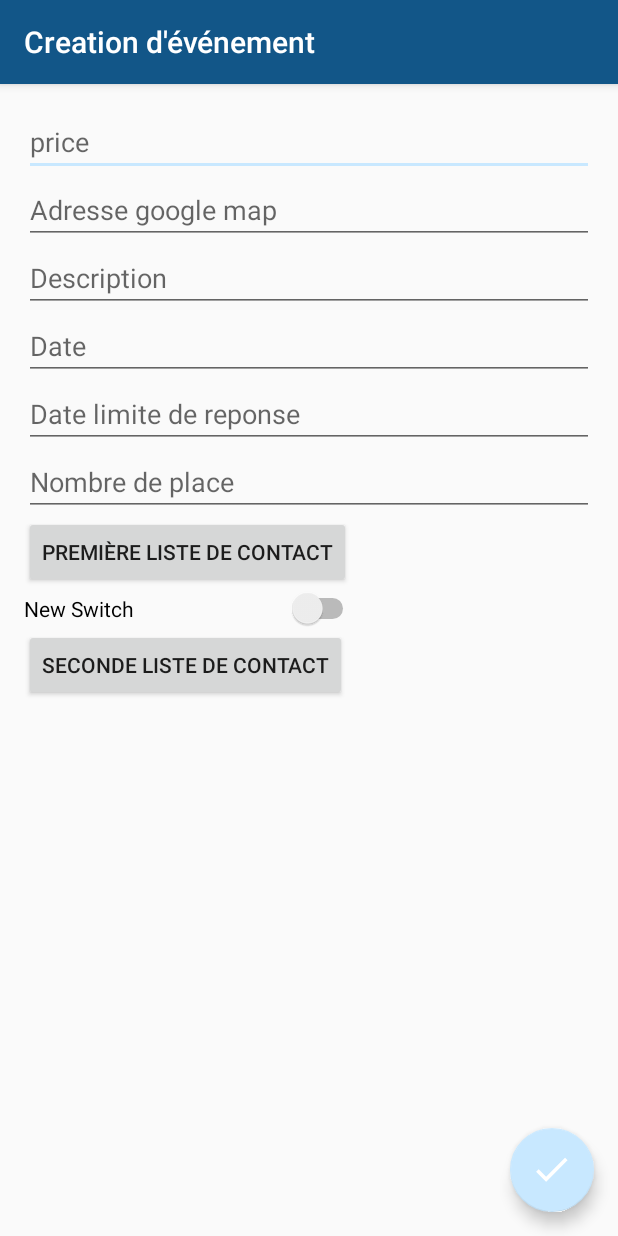
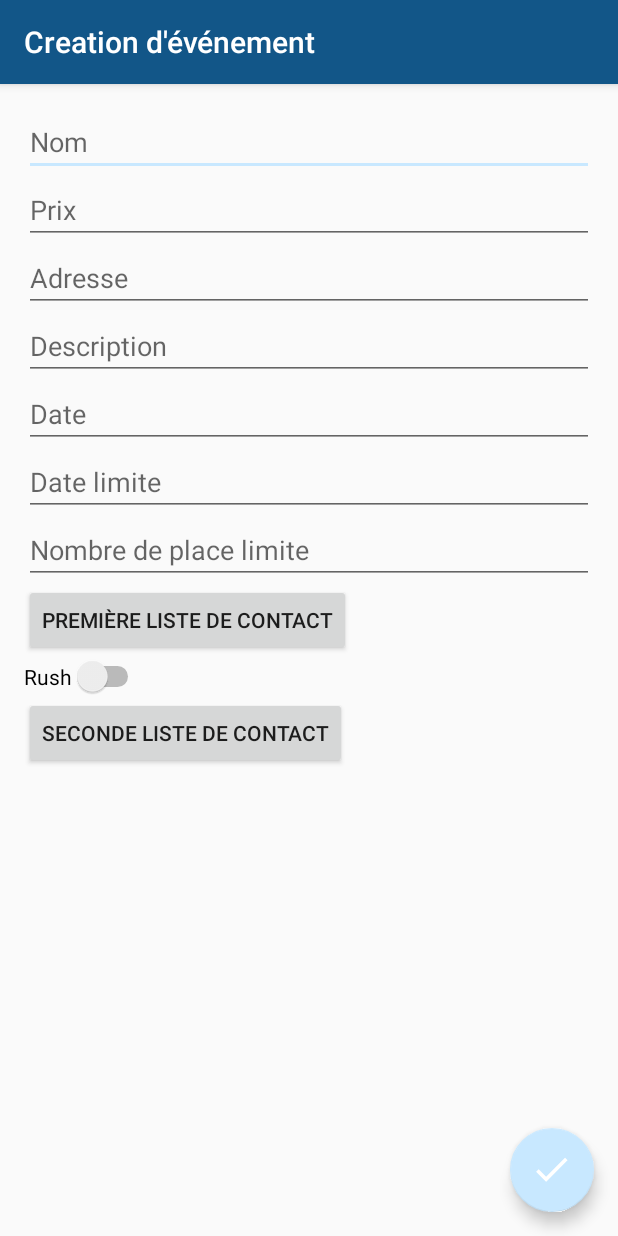
Before and after one commit to AlexandreCourand/UOK_Android, an Android app: the CreateEvent screen opened directly, with no data from a screen before it, on a phone screen of 412 x 824 dp. Run offline under Robolectric (Android 15) with nearby library versions, the phone set to English and light mode, and no system bars; network calls fail.

Commit message:
Possible ajout de date avec heure

```diff
--- a/UOK/app/src/main/java/com/example/fevrec/uok/CreateEvent.java
+++ b/UOK/app/src/main/java/com/example/fevrec/uok/CreateEvent.java
@@ -1,5 +1,7 @@
 package com.example.fevrec.uok;
 
+import android.app.DatePickerDialog;
+import android.app.TimePickerDialog;
 import android.content.Context;
 import android.content.Intent;
 import android.os.Bundle;
@@ -17,12 +19,28 @@ import android.view.ViewGroup;
 import android.widget.Button;
 import android.widget.CheckBox;
 import android.widget.CompoundButton;
+import android.widget.DatePicker;
+import android.widget.EditText;
 import android.widget.ListView;
 import android.widget.TextView;
+import android.widget.TimePicker;
 
 import com.example.fevrec.uok.tools.ContactPickerMulti;
 
+import java.text.SimpleDateFormat;
+import java.util.Calendar;
+import java.util.Locale;
+
 public class CreateEvent extends AppCompatActivity {
+
+    private Calendar myCalendar;
+    private EditText name;
+    private EditText description;
+    private EditText price;
+    private EditText address;
+    private EditText dateEvent;
+    private EditText dateLimite;
+
 
     @Override
     protected void onCreate(Bundle savedInstanceState) {
@@ -35,14 +53,106 @@ public class CreateEvent extends AppCompatActivity {
         fab.setOnClickListener(new View.OnClickListener() {
             @Override
             public void onClick(View view) {
-                Snackbar.make(view, "Replace with your own action", Snackbar.LENGTH_LONG)
+                Snackbar.make(view, "Mettre requete ici", Snackbar.LENGTH_LONG)
                         .setAction("Action", null).show();
+            }
+        });
+
+        myCalendar = Calendar.getInstance();
+
+        final DatePickerDialog.OnDateSetListener dateEventPopUp = new DatePickerDialog.OnDateSetListener() {
+
+            @Override
+            public void onDateSet(DatePicker view, int year, int monthOfYear,
+                                  int dayOfMonth) {
+                myCalendar.set(Calendar.YEAR, year);
+                myCalendar.set(Calendar.MONTH, monthOfYear);
+                myCalendar.set(Calendar.DAY_OF_MONTH, dayOfMonth);
+                updateLabelDateEvent();
+            }
+
+        };
+
+        final DatePickerDialog.OnDateSetListener dateEventLimit = new DatePickerDialog.OnDateSetListener() {
+
+            @Override
+            public void onDateSet(DatePicker view, int year, int monthOfYear,
+                                  int dayOfMonth) {
+                myCalendar.set(Calendar.YEAR, year);
+                myCalendar.set(Calendar.MONTH, monthOfYear);
+                myCalendar.set(Calendar.DAY_OF_MONTH, dayOfMonth);
+                updateLabelDateLimit();
+            }
+
+        };
+
+        name = (EditText) findViewById(R.id.create_event_name);
+        description = (EditText) findViewById(R.id.create_event_description);
+        price = (EditText) findViewById(R.id.create_event_price);
+        address = (EditText) findViewById(R.id.create_event_address);
+        dateEvent = (EditText) findViewById(R.id.create_event_date);
+        dateLimite = (EditText) findViewById(R.id.create_event_limit_date);
+
+
+        dateEvent.setOnClickListener(new View.OnClickListener() {
+
+            @Override
+            public void onClick(View v) {
+                new DatePickerDialog(CreateEvent.this, dateEventPopUp, myCalendar
+                        .get(Calendar.YEAR), myCalendar.get(Calendar.MONTH),
+                        myCalendar.get(Calendar.DAY_OF_MONTH)).show();
+                }
+        });
+
+        dateLimite.setOnClickListener(new View.OnClickListener() {
+
+            @Override
+            public void onClick(View v) {
+                new DatePickerDialog(CreateEvent.this, dateEventLimit, myCalendar
+                        .get(Calendar.YEAR), myCalendar.get(Calendar.MONTH),
+                        myCalendar.get(Calendar.DAY_OF_MONTH)).show();
             }
         });
     }
 
+    private void updateLabelDateEvent() {
+        String myFormat = "MM/dd/yy"; //In which you need put here
+        SimpleDateFormat sdf = new SimpleDateFormat(myFormat, Locale.US);
 
+        dateEvent.setText(sdf.format(myCalendar.getTime()));
+        int hour = myCalendar.get(Calendar.HOUR_OF_DAY);
+        int minute = myCalendar.get(Calendar.MINUTE);
+        TimePickerDialog mTimePicker;
+        mTimePicker = new TimePickerDialog(CreateEvent.this, new TimePickerDialog.OnTimeSetListener() {
+            @Override
+            public void onTimeSet(TimePicker timePicker, int selectedHour, int selectedMinute) {
+                String s = dateEvent.getText().toString() + " " + selectedHour + ":" + selectedMinute;
+                dateEvent.setText(s);
+            }
+        }, hour, minute, true);
+        mTimePicker.setTitle("Select Time");
+        mTimePicker.show();
+    }
 
+    private void updateLabelDateLimit() {
+        String myFormat = "MM/dd/yy"; //In which you need put here
+        SimpleDateFormat sdf = new SimpleDateFormat(myFormat, Locale.US);
+
+        dateLimite.setText(sdf.format(myCalendar.getTime()));
+        int hour = myCalendar.get(Calendar.HOUR_OF_DAY);
+        int minute = myCalendar.get(Calendar.MINUTE);
+        TimePickerDialog mTimePicker;
+        mTimePicker = new TimePickerDialog(CreateEvent.this, new TimePickerDialog.OnTimeSetListener() {
+            @Override
+            public void onTimeSet(TimePicker timePicker, int selectedHour, int selectedMinute) {
+                String s = dateLimite.getText().toString() + " " + selectedHour + ":" + selectedMinute;
+                dateLimite.setText(s);
+            }
+        }, hour, minute, true);
+        mTimePicker.setTitle("Select Time");
+        mTimePicker.show();
+
+    }
 
 
     public void getInviteList1 (View view){
--- a/UOK/app/src/main/res/layout/content_create_event.xml
+++ b/UOK/app/src/main/res/layout/content_create_event.xml
@@ -16,48 +16,58 @@
     <EditText
         android:layout_width="match_parent"
         android:layout_height="wrap_content"
-        android:inputType="numberDecimal"
+        android:inputType="textPersonName"
         android:ems="10"
-        android:id="@+id/editText2"
-        android:hint="price" />
+        android:id="@+id/create_event_name"
+        android:hint="@string/create_event_name"/>
 
     <EditText
         android:layout_width="match_parent"
         android:layout_height="wrap_content"
-        android:id="@+id/editText"
-        android:hint="Adresse google map" />
+        android:inputType="numberDecimal"
+        android:ems="10"
+        android:id="@+id/create_event_price"
+        android:hint="@string/create_event_price" />
+
+    <EditText
+        android:layout_width="match_parent"
+        android:layout_height="wrap_content"
+        android:id="@+id/create_event_address"
+        android:hint="@string/create_event_address" />
 
     <EditText
         android:layout_width="match_parent"
         android:layout_height="wrap_content"
         android:inputType="textMultiLine"
         android:ems="10"
-        android:id="@+id/editText3"
-        android:hint="Description" />
+        android:id="@+id/create_event_description"
+        android:hint="@string/create_event_description" />
 
     <EditText
         android:layout_width="match_parent"
         android:layout_height="wrap_content"
         android:inputType="date"
         android:ems="10"
-        android:id="@+id/editText4"
-        android:hint="Date" />
+        android:id="@+id/create_event_date"
+        android:hint="@string/create_event_date"
+        android:focusable="false"/>
 
     <EditText
         android:layout_width="match_parent"
         android:layout_height="wrap_content"
         android:inputType="date"
         android:ems="10"
-        android:id="@+id/editText5"
-        android:hint="Date limite de reponse" />
+        android:id="@+id/create_event_limit_date"
+        android:hint="@string/create_event_limite_date"
+        android:focusable="false"/>
 
     <EditText
         android:layout_width="match_parent"
         android:layout_height="wrap_content"
         android:inputType="number"
         android:ems="10"
-        android:id="@+id/editText6"
-        android:hint="Nombre de place" />
+        android:id="@+id/create_event_limited_place"
+        android:hint="@string/create_event_limited_place" />
 
     <Button
         android:layout_width="wrap_content"
@@ -70,9 +80,8 @@
     <Switch
         android:layout_width="wrap_content"
         android:layout_height="wrap_content"
-        android:text="New Switch"
-        android:id="@+id/switch1"
-        android:hint="Defaut modeTime else Rush" />
+        android:text="@string/create_event_switch_rush"
+        android:id="@+id/create_event_switch_rush"/>
 
     <Button
         android:layout_width="wrap_content"
--- a/UOK/app/src/main/res/values/strings.xml
+++ b/UOK/app/src/main/res/values/strings.xml
@@ -1,5 +1,5 @@
 <resources>
-    <string name="app_name">"UOK "</string>
+    <string name="app_name">UOK </string>
 
     <string name="action_settings">Settings</string>
     <string name="title_activity_profils">Profils</string>
@@ -11,8 +11,16 @@
     <string name="account_not_created">Compte non crée</string>
     <string name="title_activity_event_view">Mes évenements</string>
     <string name="cant_fetch_data">Données non accessible</string>
-    <string name="title_activity_create_event">Creation d'événement</string>
+    <string name="title_activity_create_event">Creation d\'événement</string>
     <string name="title_activity_choose_contact">Liste Contact</string>
     <string name="liste_contact_1">Première liste de contact</string>
     <string name="liste_contact_2">Seconde liste de contact</string>
+    <string name="create_event_name">Nom</string>
+    <string name="create_event_price">Prix</string>
+    <string name="create_event_address">Adresse</string>
+    <string name="create_event_description">Description</string>
+    <string name="create_event_date">Date</string>
+    <string name="create_event_limite_date">Date limite</string>
+    <string name="create_event_limited_place">Nombre de place limite</string>
+    <string name="create_event_switch_rush">Rush</string>
 </resources>
```
